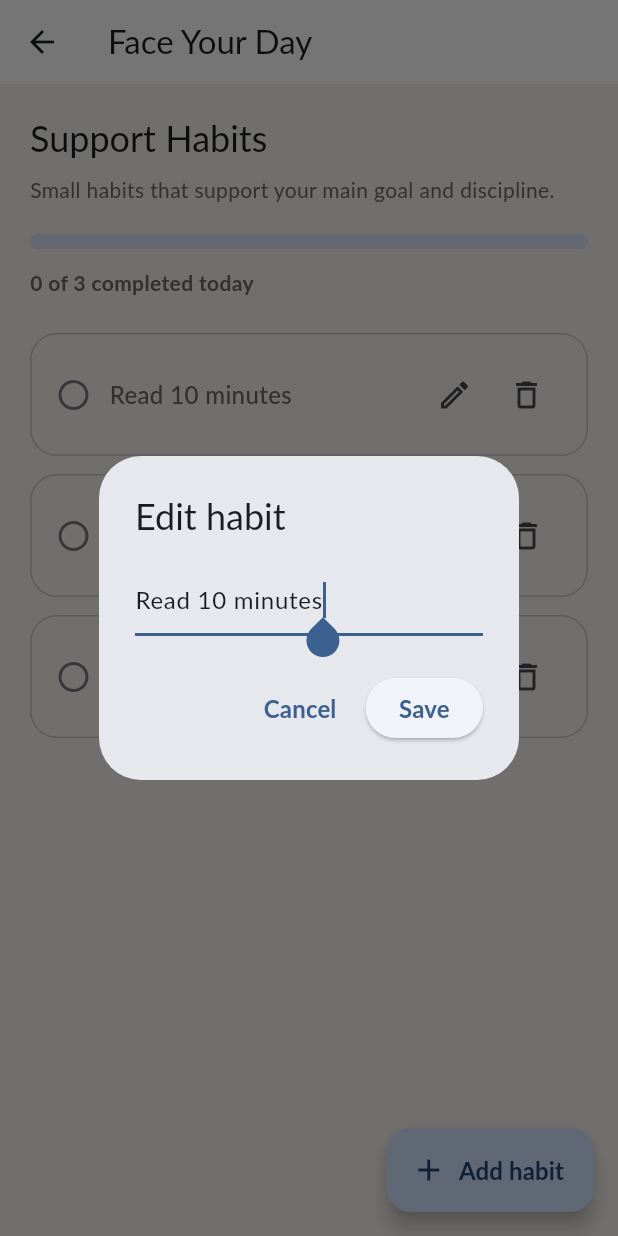
After one commit to omar20270/own_it, a Flutter app: the SupportHabitsPage screen opened by its route, after a tap on the "edit" icon, on a phone screen of 412 x 824 dp. The commit adds this screen. Run offline on Flutter 3.47's test engine with Material 3 defaults, Android fonts, the phone set to English and light mode, and no system bars; our stand-ins replace cloud_firestore, firebase_core, flutter_riverpod; accounts and stored records are empty; Roboto replaces fonts that are missing (Lato).

Commit message:
Add support habits and progress calculation

```diff
--- a/lib/core/constants/app_constants.dart
+++ b/lib/core/constants/app_constants.dart
@@ -35,4 +35,5 @@ class AppRoutes {
   static const checkin = '/checkin';
   static const result = '/result';
   static const history = '/history';
+  static const String supportHabits = '/support-habits';
 }
--- /dev/null
+++ b/lib/features/habits/domain/habit_type.dart
@@ -0,0 +1 @@
+enum HabitType { mainGoal, badHabit, supportHabit }
--- /dev/null
+++ b/lib/features/habits/domain/support_habit.dart
@@ -0,0 +1,27 @@
+class SupportHabit {
+  final String id;
+  final String title;
+  final bool isDoneToday;
+  final bool isActive;
+
+  const SupportHabit({
+    required this.id,
+    required this.title,
+    this.isDoneToday = false,
+    this.isActive = true,
+  });
+
+  SupportHabit copyWith({
+    String? id,
+    String? title,
+    bool? isDoneToday,
+    bool? isActive,
+  }) {
+    return SupportHabit(
+      id: id ?? this.id,
+      title: title ?? this.title,
+      isDoneToday: isDoneToday ?? this.isDoneToday,
+      isActive: isActive ?? this.isActive,
+    );
+  }
+}
--- /dev/null
+++ b/lib/features/habits/presentation/pages/support_habits_page..dart
@@ -0,0 +1,154 @@
+import 'package:flutter/material.dart';
+import 'package:flutter_riverpod/flutter_riverpod.dart';
+import 'package:own_it/features/habits/presentation/widgets/support_habit_tile.dart';
+
+import '../providers/support_habits_provider.dart';
+
+class SupportHabitsPage extends ConsumerWidget {
+  const SupportHabitsPage({super.key});
+
+  @override
+  Widget build(BuildContext context, WidgetRef ref) {
+    final habits = ref.watch(supportHabitsProvider);
+
+    final doneCount = habits.where((habit) => habit.isDoneToday).length;
+    final totalCount = habits.length;
+    final progress = totalCount == 0 ? 0.0 : doneCount / totalCount;
+
+    return Scaffold(
+      appBar: AppBar(title: const Text('Face Your Day')),
+      floatingActionButton: FloatingActionButton.extended(
+        onPressed: () => _showAddHabitDialog(context, ref),
+        icon: const Icon(Icons.add),
+        label: const Text('Add habit'),
+      ),
+      body: ListView(
+        padding: const EdgeInsets.all(20),
+        children: [
+          Text(
+            'Support Habits',
+            style: Theme.of(context).textTheme.headlineSmall,
+          ),
+          const SizedBox(height: 8),
+          const Text(
+            'Small habits that support your main goal and discipline.',
+          ),
+          const SizedBox(height: 20),
+
+          LinearProgressIndicator(
+            value: progress,
+            minHeight: 10,
+            borderRadius: BorderRadius.circular(100),
+          ),
+
+          const SizedBox(height: 12),
+
+          Text(
+            '$doneCount of $totalCount completed today',
+            style: const TextStyle(fontWeight: FontWeight.w700),
+          ),
+
+          const SizedBox(height: 24),
+
+          if (habits.isEmpty)
+            const Center(
+              child: Text('No support habits yet. Add your first one.'),
+            )
+          else
+            ...habits.map(
+              (habit) => Padding(
+                padding: const EdgeInsets.only(bottom: 12),
+                child: SupportHabitTile(
+                  habit: habit,
+                  onToggle: () {
+                    ref
+                        .read(supportHabitsProvider.notifier)
+                        .toggleHabit(habit.id);
+                  },
+                  onDelete: () {
+                    ref
+                        .read(supportHabitsProvider.notifier)
+                        .deleteHabit(habit.id);
+                  },
+                  onEdit: () {
+                    _showEditHabitDialog(context, ref, habit.id, habit.title);
+                  },
+                ),
+              ),
+            ),
+        ],
+      ),
+    );
+  }
+
+  void _showAddHabitDialog(BuildContext context, WidgetRef ref) {
+    final controller = TextEditingController();
+
+    showDialog(
+      context: context,
+      builder: (context) {
+        return AlertDialog(
+          title: const Text('Add support habit'),
+          content: TextField(
+            controller: controller,
+            autofocus: true,
+            decoration: const InputDecoration(
+              hintText: 'Example: Read 10 minutes',
+            ),
+          ),
+          actions: [
+            TextButton(
+              onPressed: () => Navigator.pop(context),
+              child: const Text('Cancel'),
+            ),
+            ElevatedButton(
+              onPressed: () {
+                ref
+                    .read(supportHabitsProvider.notifier)
+                    .addHabit(controller.text);
+
+                Navigator.pop(context);
+              },
+              child: const Text('Add'),
+            ),
+          ],
+        );
+      },
+    );
+  }
+
+  void _showEditHabitDialog(
+    BuildContext context,
+    WidgetRef ref,
+    String habitId,
+    String oldTitle,
+  ) {
+    final controller = TextEditingController(text: oldTitle);
+
+    showDialog(
+      context: context,
+      builder: (context) {
+        return AlertDialog(
+          title: const Text('Edit habit'),
+          content: TextField(controller: controller, autofocus: true),
+          actions: [
+            TextButton(
+              onPressed: () => Navigator.pop(context),
+              child: const Text('Cancel'),
+            ),
+            ElevatedButton(
+              onPressed: () {
+                ref
+                    .read(supportHabitsProvider.notifier)
+                    .updateHabit(habitId, controller.text);
+
+                Navigator.pop(context);
+              },
+              child: const Text('Save'),
+            ),
+          ],
+        );
+      },
+    );
+  }
+}
--- /dev/null
+++ b/lib/features/habits/presentation/providers/support_habits_provider.dart
@@ -0,0 +1,64 @@
+import 'package:flutter_riverpod/flutter_riverpod.dart';
+import '../../domain/support_habit.dart';
+
+class SupportHabitsController extends Notifier<List<SupportHabit>> {
+  @override
+  List<SupportHabit> build() {
+    return const [
+      SupportHabit(id: '1', title: 'Read 10 minutes'),
+      SupportHabit(id: '2', title: 'No sugar'),
+      SupportHabit(id: '3', title: 'Plank'),
+    ];
+  }
+
+  void addHabit(String title) {
+    final trimmedTitle = title.trim();
+
+    if (trimmedTitle.isEmpty) return;
+
+    final newHabit = SupportHabit(
+      id: DateTime.now().millisecondsSinceEpoch.toString(),
+      title: trimmedTitle,
+    );
+
+    state = [...state, newHabit];
+  }
+
+  void toggleHabit(String id) {
+    state = [
+      for (final habit in state)
+        if (habit.id == id)
+          habit.copyWith(isDoneToday: !habit.isDoneToday)
+        else
+          habit,
+    ];
+  }
+
+  void deleteHabit(String id) {
+    state = state.where((habit) => habit.id != id).toList();
+  }
+
+  void updateHabit(String id, String newTitle) {
+    final trimmedTitle = newTitle.trim();
+
+    if (trimmedTitle.isEmpty) return;
+
+    state = [
+      for (final habit in state)
+        if (habit.id == id) habit.copyWith(title: trimmedTitle) else habit,
+    ];
+  }
+
+  int get doneCount {
+    return state.where((habit) => habit.isDoneToday).length;
+  }
+
+  int get totalCount {
+    return state.length;
+  }
+}
+
+final supportHabitsProvider =
+    NotifierProvider<SupportHabitsController, List<SupportHabit>>(
+      SupportHabitsController.new,
+    );
--- /dev/null
+++ b/lib/features/habits/presentation/widgets/support_habit_tile.dart
@@ -0,0 +1,69 @@
+import 'package:flutter/material.dart';
+
+import '../../domain/support_habit.dart';
+
+class SupportHabitTile extends StatelessWidget {
+  final SupportHabit habit;
+  final VoidCallback onToggle;
+  final VoidCallback onDelete;
+  final VoidCallback onEdit;
+
+  const SupportHabitTile({
+    super.key,
+    required this.habit,
+    required this.onToggle,
+    required this.onDelete,
+    required this.onEdit,
+  });
+
+  @override
+  Widget build(BuildContext context) {
+    return InkWell(
+      onTap: onToggle,
+      borderRadius: BorderRadius.circular(18),
+      child: Container(
+        padding: const EdgeInsets.all(16),
+        decoration: BoxDecoration(
+          borderRadius: BorderRadius.circular(18),
+          border: Border.all(
+            color: habit.isDoneToday
+                ? Theme.of(context).colorScheme.primary
+                : Theme.of(context).colorScheme.outlineVariant,
+          ),
+        ),
+        child: Row(
+          children: [
+            Icon(
+              habit.isDoneToday
+                  ? Icons.check_circle
+                  : Icons.radio_button_unchecked,
+              color: habit.isDoneToday
+                  ? Theme.of(context).colorScheme.primary
+                  : Theme.of(context).colorScheme.outline,
+            ),
+            const SizedBox(width: 12),
+            Expanded(
+              child: Text(
+                habit.title,
+                style: TextStyle(
+                  fontSize: 16,
+                  fontWeight: habit.isDoneToday
+                      ? FontWeight.w700
+                      : FontWeight.w500,
+                ),
+              ),
+            ),
+            IconButton(
+              onPressed: onEdit,
+              icon: const Icon(Icons.edit_outlined),
+            ),
+            IconButton(
+              onPressed: onDelete,
+              icon: const Icon(Icons.delete_outline),
+            ),
+          ],
+        ),
+      ),
+    );
+  }
+}
--- a/lib/features/result/presentation/pages/result_page.dart
+++ b/lib/features/result/presentation/pages/result_page.dart
@@ -177,6 +177,12 @@ class ResultPage extends ConsumerWidget {
                   ),
                 ),
               ),
+              OutlinedButton(
+                onPressed: () {
+                  Navigator.pushNamed(context, AppRoutes.supportHabits);
+                },
+                child: const Text('Open Support Habits'),
+              ),
 
               SizedBox(
                 width: double.infinity,
--- a/lib/main.dart
+++ b/lib/main.dart
@@ -3,7 +3,7 @@ import 'package:flutter/material.dart';
 import 'package:flutter_riverpod/flutter_riverpod.dart';
 import 'package:own_it/core/theme/app_thema.dart';
 import 'package:own_it/features/checkin/presentation/pages/checkin_page.dart';
-import 'package:own_it/features/habits/presentation/pages/habit_tracker_page.dart';
+import 'package:own_it/features/habits/presentation/pages/support_habits_page..dart';
 import 'package:own_it/features/history/presentation/pages/history_page.dart';
 import 'package:own_it/features/result/presentation/pages/result_page.dart';
 import 'package:own_it/firebase_options.dart';
@@ -15,16 +15,16 @@ import 'features/setup/presentation/pages/setup_page.dart';
 Future<void> main() async {
   WidgetsFlutterBinding.ensureInitialized();
   await Firebase.initializeApp(options: DefaultFirebaseOptions.currentPlatform);
-  runApp(const ProviderScope(child: OwnItApp()));
+  runApp(const ProviderScope(child: FaceItApp()));
 }
 
-class OwnItApp extends StatelessWidget {
-  const OwnItApp({super.key});
+class FaceItApp extends StatelessWidget {
+  const FaceItApp({super.key});
 
   @override
   Widget build(BuildContext context) {
     return MaterialApp(
-      title: 'OwnIt',
+      title: '[FaceIt',
       debugShowCheckedModeBanner: false,
       theme: AppTheme.light,
       initialRoute: AppRoutes.setup,
@@ -33,7 +33,7 @@ class OwnItApp extends StatelessWidget {
         AppRoutes.checkin: (_) => const CheckinPage(),
         AppRoutes.result: (_) => const ResultPage(),
         AppRoutes.history: (context) => const HistoryPage(),
-        '/habits': (_) => const HabitTrackerPage(),
+        AppRoutes.supportHabits: (_) => const SupportHabitsPage(),
       },
     );
   }
```
Also changed, not shown: lib/features/habits/presentation/pages/habit_tracker_page.dart (deleted, +0 -235 lines), lib/features/progress/application/progress_calculator.dart (added, +70 -0 lines), lib/features/progress/domain/daily_log.dart (added, +28 -0 lines), lib/features/progress/domain/progress_summary.dart (added, +17 -0 lines), 2 other files.
